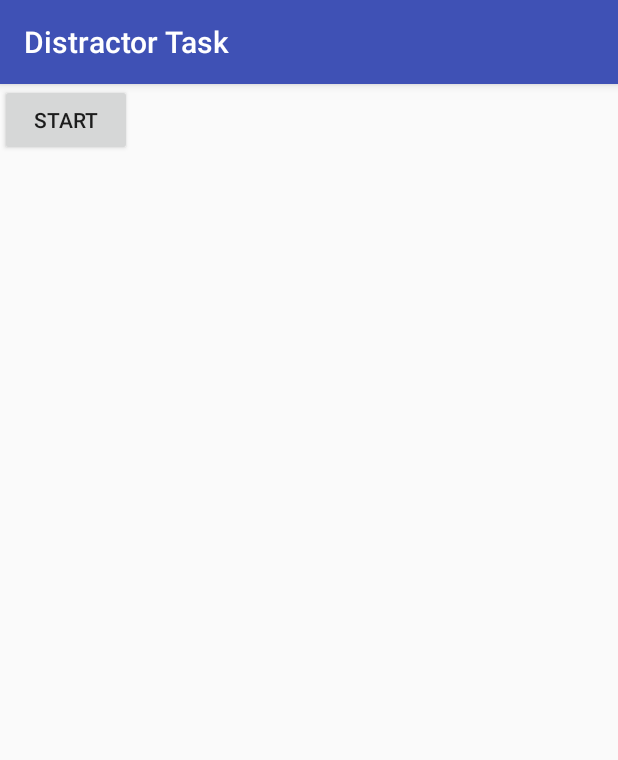
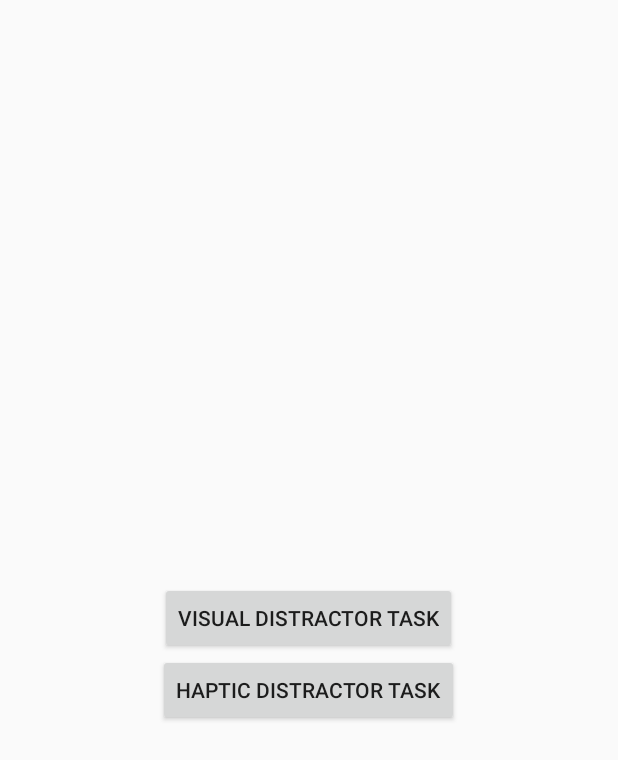
Before and after one commit to chrbonde/DistractorTask, an Android app: the screen it shows after launch (MainActivity), on a phone screen of 412 x 824 dp. Shown: the top 760 px of the screen. Run offline under Robolectric (Android 15) with nearby library versions, the light colour scheme and no system bars.

Commit message:
Implemented vibration feature
Signed-off-by: chrbonde <chr-bonde@hotmail.com>

```diff
--- a/app/src/main/AndroidManifest.xml
+++ b/app/src/main/AndroidManifest.xml
@@ -4,6 +4,7 @@
 
     <uses-permission android:name="android.permission.WRITE_EXTERNAL_STORAGE" />
     <uses-permission android:name="android.permission.READ_EXTERNAL_STORAGE" />
+    <uses-permission android:name="android.permission.VIBRATE" />
 
     <application
         android:allowBackup="true"
--- a/app/src/main/java/hej/distractortask/MainActivity.java
+++ b/app/src/main/java/hej/distractortask/MainActivity.java
@@ -1,28 +1,29 @@
 package hej.distractortask;
 
+import android.app.Activity;
 import android.content.Intent;
 import android.os.Bundle;
 import android.os.Environment;
-import android.support.v7.app.AppCompatActivity;
-import android.support.v7.widget.Toolbar;
 import android.view.View;
 import android.widget.Button;
 import java.io.File;
 import java.io.FileWriter;
 import java.util.Date;
 
-import static hej.distractortask.R.id.button2;
-import static hej.distractortask.R.id.time;
-
-public class MainActivity extends AppCompatActivity {
+public class MainActivity extends Activity implements View.OnClickListener {
+    public Button button2;
+    public Button button3;
 
     @Override
     protected void onCreate(Bundle savedInstanceState) {
         super.onCreate(savedInstanceState);
         setContentView(R.layout.activity_main);
-        Toolbar toolbar = (Toolbar) findViewById(R.id.toolbar);
-        setSupportActionBar(toolbar);
-        init();
+
+        button2 = (Button) findViewById(R.id.button2);
+        button2.setOnClickListener(this);
+        button3 = (Button) findViewById(R.id.button3);
+        button3.setOnClickListener(this);
+
 
         Date timeStamp = new Date();
         String timeStr = timeStamp.toString();
@@ -57,17 +58,17 @@ public class MainActivity extends AppCompatActivity {
         LogWriter.close();
     }
 
-        public Button button2;
-
-        public void init(){
-        button2 = (Button) findViewById(R.id.button2);
-        button2.setOnClickListener(new View.OnClickListener() {
-            @Override
-            public void onClick(View view) {
+    @Override
+    public void onClick(View view) {
+        switch (view.getId()){
+            case R.id.button2:
                 Intent start = new Intent(MainActivity.this, DistractorTask.class);
                 startActivity(start);
-            }
-        });
+                break;
+            case R.id.button3:
+                Intent start2 = new Intent(MainActivity.this, DistractorTask2.class);
+                startActivity(start2);
+                break;
+        }
     }
-
 }
--- a/app/src/main/res/layout/activity_main.xml
+++ b/app/src/main/res/layout/activity_main.xml
@@ -1,26 +1,11 @@
 <?xml version="1.0" encoding="utf-8"?>
-<android.support.design.widget.CoordinatorLayout xmlns:android="http://schemas.android.com/apk/res/android"
-    xmlns:app="http://schemas.android.com/apk/res-auto"
+<LinearLayout xmlns:android="http://schemas.android.com/apk/res/android"
     xmlns:tools="http://schemas.android.com/tools"
     android:layout_width="match_parent"
     android:layout_height="match_parent"
     tools:context="hej.distractortask.MainActivity">
 
-    <android.support.design.widget.AppBarLayout
-        android:layout_width="match_parent"
-        android:layout_height="wrap_content"
-        android:theme="@style/AppTheme.AppBarOverlay">
-
-        <android.support.v7.widget.Toolbar
-            android:id="@+id/toolbar"
-            android:layout_width="match_parent"
-            android:layout_height="?attr/actionBarSize"
-            android:background="?attr/colorPrimary"
-            app:popupTheme="@style/AppTheme.PopupOverlay" />
-
-    </android.support.design.widget.AppBarLayout>
-
     <include layout="@layout/content_main"
         android:id="@+id/include" />
 
-</android.support.design.widget.CoordinatorLayout>
+</LinearLayout>
--- a/app/src/main/res/layout/content_main.xml
+++ b/app/src/main/res/layout/content_main.xml
@@ -1,10 +1,8 @@
 <?xml version="1.0" encoding="utf-8"?>
-<android.support.constraint.ConstraintLayout xmlns:android="http://schemas.android.com/apk/res/android"
-    xmlns:app="http://schemas.android.com/apk/res-auto"
+<RelativeLayout xmlns:android="http://schemas.android.com/apk/res/android"
     xmlns:tools="http://schemas.android.com/tools"
     android:layout_width="match_parent"
     android:layout_height="match_parent"
-    app:layout_behavior="@string/appbar_scrolling_view_behavior"
     tools:context="hej.distractortask.MainActivity"
     tools:showIn="@layout/activity_main">
 
@@ -12,7 +10,19 @@
         android:id="@+id/button2"
         android:layout_width="wrap_content"
         android:layout_height="wrap_content"
-        android:text="Start"
-        tools:layout_editor_absoluteX="148dp"
-        tools:layout_editor_absoluteY="244dp" />
-</android.support.constraint.ConstraintLayout>
+        android:text="Visual distractor task"
+        android:layout_centerHorizontal="true"
+        android:layout_centerVertical="true"
+
+        />
+
+    <Button
+        android:id="@+id/button3"
+        android:layout_width="wrap_content"
+        android:layout_height="wrap_content"
+        android:text="Haptic distractor task"
+        android:layout_below="@id/button2"
+        android:layout_centerHorizontal="true"
+        />
+
+</RelativeLayout>
--- /dev/null
+++ b/app/src/main/res/values/ids.xml
@@ -0,0 +1,4 @@
+<?xml version="1.0" encoding="utf-8"?>
+<resources>
+    <item name="button3" type="id" />
+</resources>
```
Also changed, not shown: app/src/main/java/hej/distractortask/DistractorTask2.java (+61 -0 lines), 90 other files.
